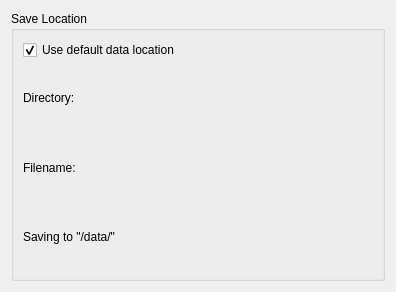
Before: the Qt Designer form ui_resources/save_location.ui in Tyronitar/rfsoc-interface, drawn with Qt 5.
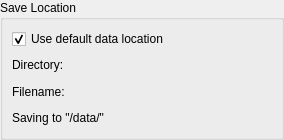
After: the same form once the commit is applied. Custom widgets are drawn as their Qt base class.

Patch:
```diff
--- a/ui_resources/save_location.ui
+++ b/ui_resources/save_location.ui
@@ -6,14 +6,32 @@
    <rect>
     <x>0</x>
     <y>0</y>
-    <width>396</width>
-    <height>292</height>
+    <width>284</width>
+    <height>140</height>
    </rect>
   </property>
+  <property name="sizePolicy">
+   <sizepolicy hsizetype="MinimumExpanding" vsizetype="Preferred">
+    <horstretch>0</horstretch>
+    <verstretch>0</verstretch>
+   </sizepolicy>
+  </property>
   <property name="windowTitle">
    <string>Form</string>
   </property>
   <layout class="QVBoxLayout" name="verticalLayout">
+   <property name="leftMargin">
+    <number>0</number>
+   </property>
+   <property name="topMargin">
+    <number>0</number>
+   </property>
+   <property name="rightMargin">
+    <number>0</number>
+   </property>
+   <property name="bottomMargin">
+    <number>0</number>
+   </property>
    <item>
     <widget class="QGroupBox" name="groupBox">
      <property name="title">
```
Left out of the diff: 2 changed lines with no effect on the pictures.
